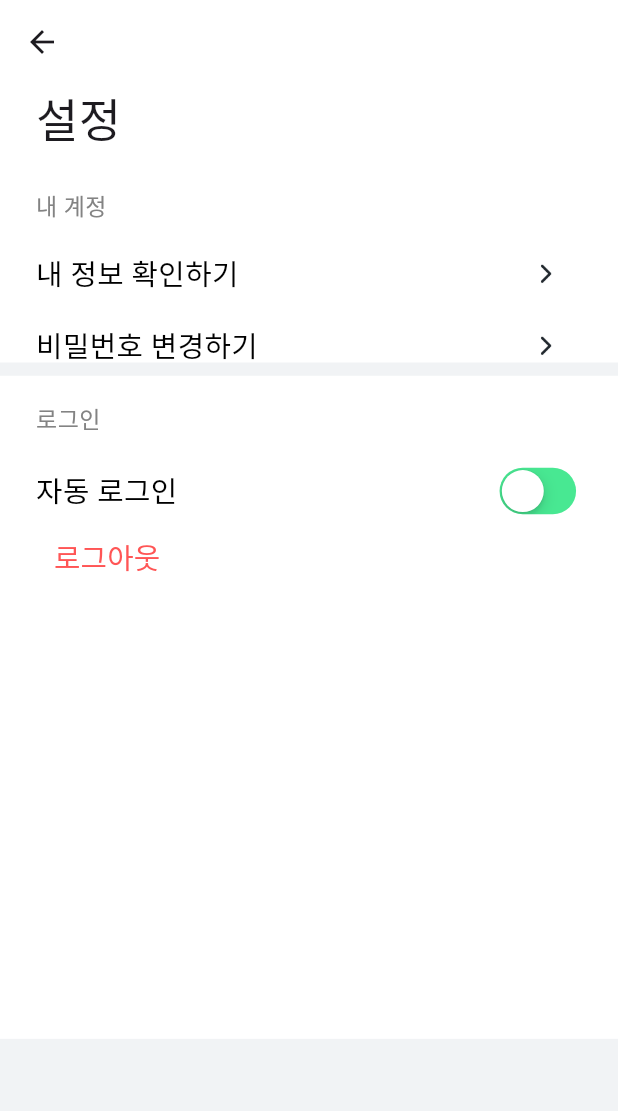
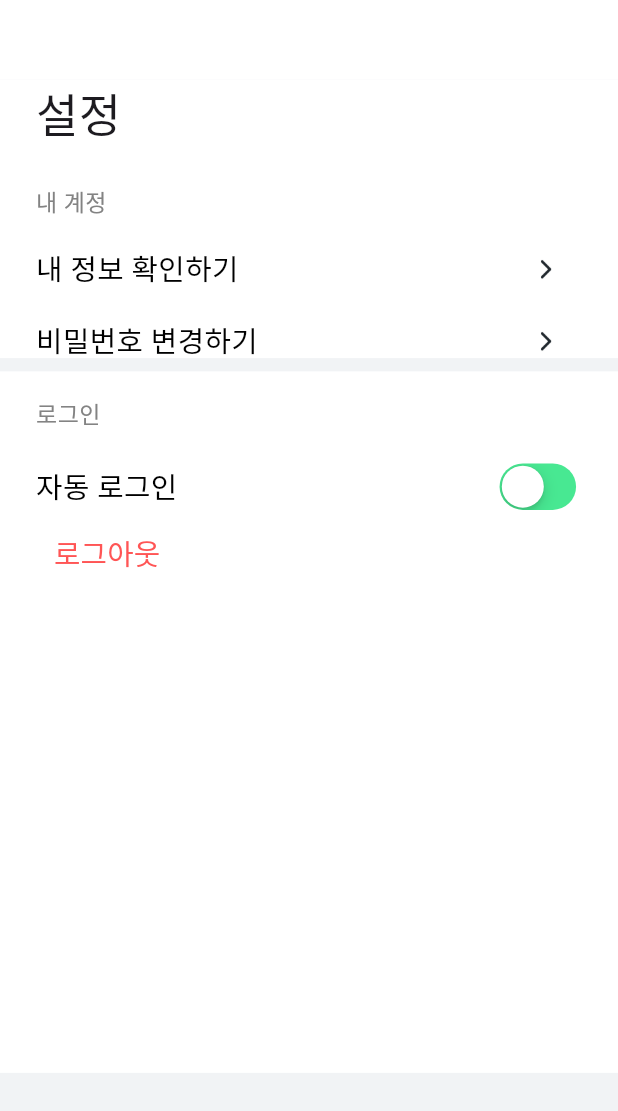
Before and after one commit to Team-Clim/clim-app-service, a Flutter app: the SettingScreen screen opened directly, on a phone screen of 412 x 824 dp. Shown: the top 1111 px of the screen. Run offline on Flutter 3.47's test engine with Material 3 defaults, Android fonts, the phone set to English and light mode, and no system bars; our stand-ins replace carousel_slider, flutter_screenutil, smooth_page_indicator; Roboto replaces fonts that are missing (PretendardMedeium, PretendardMedium, PretendardSemiBold).

Commit message:
fix: 오버플로우 해결

```diff
--- a/lib/screen/main_page/setting_screen.dart
+++ b/lib/screen/main_page/setting_screen.dart
@@ -18,13 +18,14 @@ class _SettingScreenState extends State<SettingScreen> {
   Widget build(BuildContext context) {
     return Scaffold(
       backgroundColor: const Color(0xffF1F3F5),
-      appBar: AppBar(
-        backgroundColor: Colors.white,
-      ),
       body: Column(
         children: [
           Container(
-            color: Colors.white,
+            color: const Color(0xFFFFFFff),
+            height: 60.h,
+          ),
+          Container(
+            color: const Color(0xFFFFFFff),
             width: 500.w,
             height: 210.h,
             child: Padding(
@@ -84,9 +85,9 @@ class _SettingScreenState extends State<SettingScreen> {
             height: 10.h,
           ),
           Container(
-            color: Colors.white,
+            color: const Color(0xFFFFFFff),
             width: 500.w,
-            height: 500.h,
+            height: 529.h,
             child: Padding(
               padding: EdgeInsets.symmetric(horizontal: 25.w),
               child: Column(
```
